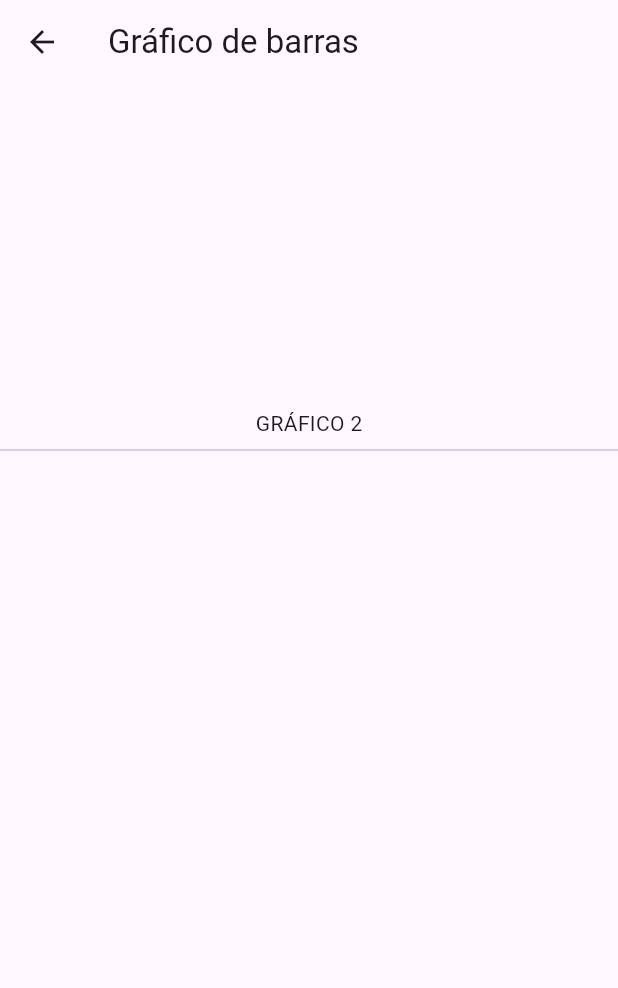
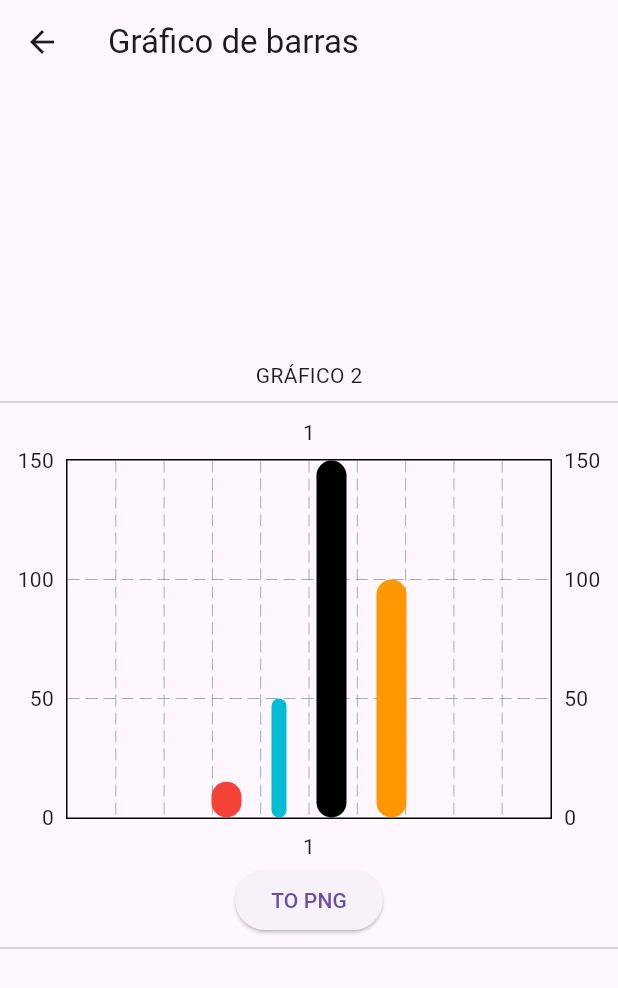
Before and after one commit to fr4nsgallegos/exportsCharts, a Flutter app: the Chart2Page screen opened directly, on a phone screen of 412 x 824 dp. Shown: the top 988 px of the screen. Run offline on Flutter 3.47's test engine with Material 3 defaults, Android fonts, the phone set to English and light mode, and no system bars; drawn by our look-alikes of fl_chart; our stand-ins replace cloud_firestore, firebase_core, firebase_messaging, go_router, open_file, pdf; missing offline and left inert: syncfusion_flutter_xlsio, syncfusion_officechart; accounts and stored records are empty.

Commit message:
expor png

```diff
--- a/lib/pages/charts/chart2_page.dart
+++ b/lib/pages/charts/chart2_page.dart
@@ -1,7 +1,34 @@
+import 'dart:typed_data';
+import 'dart:ui' as ui;
+
 import 'package:fl_chart/fl_chart.dart';
 import 'package:flutter/material.dart';
+import 'package:flutter/rendering.dart';
 
-class Chart2Page extends StatelessWidget {
+class Chart2Page extends StatefulWidget {
+  @override
+  State<Chart2Page> createState() => _Chart2PageState();
+}
+
+class _Chart2PageState extends State<Chart2Page> {
+  Uint8List imagen = Uint8List(8);
+  bool flag = false;
+  GlobalKey globalKey = new GlobalKey();
+
+  Future<Uint8List> captureWidget() async {
+    RenderRepaintBoundary boundary =
+        globalKey.currentContext?.findRenderObject() as RenderRepaintBoundary;
+
+    final ui.Image image = await boundary.toImage();
+
+    final ByteData? byteData =
+        await image.toByteData(format: ui.ImageByteFormat.png);
+
+    final Uint8List pngBytes = byteData!.buffer.asUint8List();
+    imagen = pngBytes;
+    return pngBytes;
+  }
+
   @override
   Widget build(BuildContext context) {
     return Scaffold(
@@ -9,16 +36,75 @@ class Chart2Page extends StatelessWidget {
         title: Text("Gráfico de barras"),
       ),
       body: Center(
+        child: SingleChildScrollView(
           child: Column(
             mainAxisAlignment: MainAxisAlignment.center,
             children: [
               Text("GRÁFICO 2"),
               Divider(),
-            Container(
+              RepaintBoundary(
+                key: globalKey,
+                child: Container(
                   height: 300,
-              // child: BarChart(),
+                  child: BarChart(
+                    BarChartData(
+                      barGroups: [
+                        BarChartGroupData(
+                          x: 1,
+                          barsSpace: 20,
+                          groupVertically: false,
+                          barRods: [
+                            BarChartRodData(
+                              fromY: 0,
+                              toY: 15,
+                              color: Colors.red,
+                              width: 20,
+                            ),
+                            BarChartRodData(
+                              fromY: 0,
+                              toY: 50,
+                              color: Colors.cyan,
+                              width: 10,
+                            ),
+                            BarChartRodData(
+                              fromY: 0,
+                              toY: 150,
+                              color: Colors.black,
+                              width: 20,
+                            ),
+                            BarChartRodData(
+                              fromY: 0,
+                              toY: 100,
+                              color: Colors.orange,
+                              width: 20,
+                            ),
+                          ],
                         )
                       ],
+                    ),
+                  ),
+                ),
+              ),
+              ElevatedButton(
+                onPressed: () async {
+                  imagen = await captureWidget();
+                  flag = true;
+                  setState(() {});
+                },
+                child: Text("TO PNG"),
+              ),
+              Divider(),
+              flag == true
+                  ? Container(
+                      width: 400,
+                      height: 400,
+                      child: Image.memory(
+                        Uint8List.fromList(imagen),
+                      ),
+                    )
+                  : Container(),
+            ],
+          ),
         ),
       ),
     );
```
Lines whose indentation alone changed are shown as unchanged.
